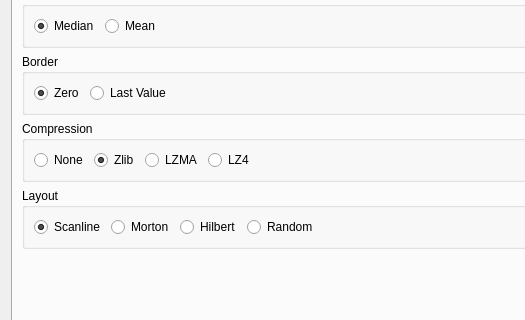
Qt form ImageVis3D/UI/UI/SettingsDlg.ui (SCIInstitute/ImageVis3D) before a commit; both pictures show x 0 to 525 and y 142 to 462 of the 669 by 550 pixel window.
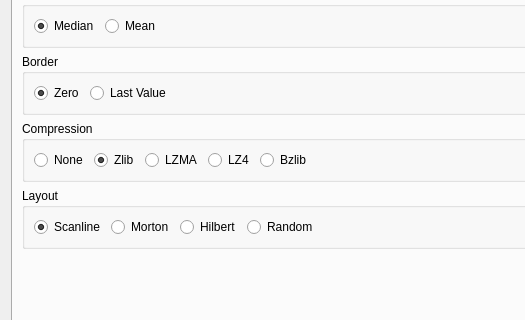
The same form after that commit. The open tabs and pages were chosen to show the change.

Commit message: added Bzlib compression to UI

Patch:
```diff
--- a/ImageVis3D/UI/UI/SettingsDlg.ui
+++ b/ImageVis3D/UI/UI/SettingsDlg.ui
@@ -570,6 +570,13 @@
             </property>
            </widget>
           </item>
+          <item>
+           <widget class="QRadioButton" name="radioButton_bzlibCompression">
+            <property name="text">
+             <string>Bzlib</string>
+            </property>
+           </widget>
+          </item>
           <item>
            <spacer name="horizontalSpacer_4">
             <property name="orientation">
```
The commit also changes 4 other files.
